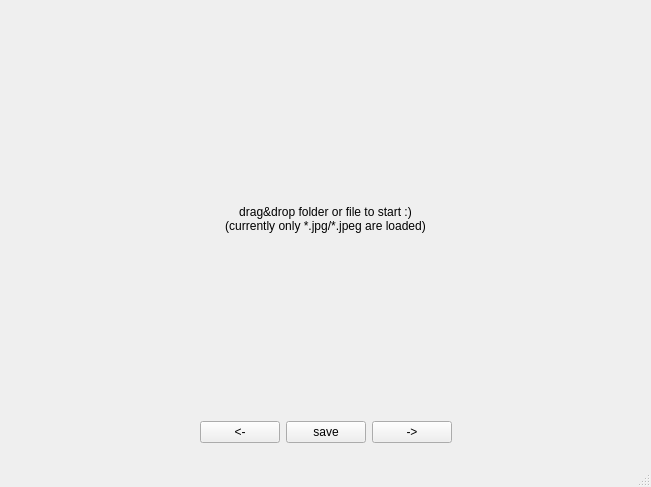
The window that CullendulaMainWindow.ui (marcelpetrick/Cullendula) describes before a commit, drawn with Qt 5.
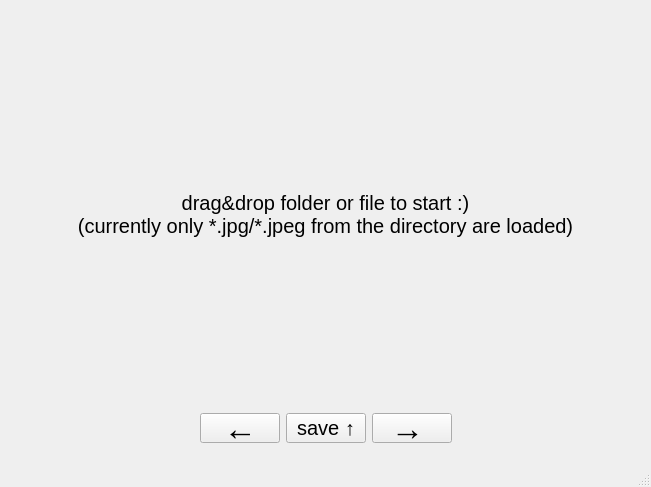
The same window after the commit.

Commit message: increased the size of the bottom-buttons; added unicode-symbols; fixed the text

Diff of the .ui file:
```diff
--- a/CullendulaMainWindow.ui
+++ b/CullendulaMainWindow.ui
@@ -50,6 +50,11 @@
            <verstretch>0</verstretch>
           </sizepolicy>
          </property>
+         <property name="font">
+          <font>
+           <pointsize>15</pointsize>
+          </font>
+         </property>
          <property name="acceptDrops">
           <bool>true</bool>
          </property>
@@ -58,7 +63,7 @@
          </property>
          <property name="text">
           <string>drag&amp;drop folder or file to start :)
-(currently only *.jpg/*.jpeg are loaded)</string>
+(currently only *.jpg/*.jpeg from the directory are loaded)</string>
          </property>
          <property name="scaledContents">
           <bool>false</bool>
@@ -88,8 +93,28 @@
          </item>
          <item>
           <widget class="QPushButton" name="leftPB">
+           <property name="minimumSize">
+            <size>
+             <width>0</width>
+             <height>0</height>
+            </size>
+           </property>
+           <property name="maximumSize">
+            <size>
+             <width>16777215</width>
+             <height>30</height>
+            </size>
+           </property>
+           <property name="font">
+            <font>
+             <pointsize>25</pointsize>
+             <weight>75</weight>
+             <bold>true</bold>
+             <kerning>true</kerning>
+            </font>
+           </property>
            <property name="text">
-            <string>&lt;-</string>
+            <string>←</string>
            </property>
            <property name="shortcut">
             <string>Left</string>
@@ -98,8 +123,19 @@
          </item>
          <item>
           <widget class="QPushButton" name="savePB">
+           <property name="maximumSize">
+            <size>
+             <width>16777215</width>
+             <height>30</height>
+            </size>
+           </property>
+           <property name="font">
+            <font>
+             <pointsize>15</pointsize>
+            </font>
+           </property>
            <property name="text">
-            <string>save</string>
+            <string>save ↑</string>
            </property>
            <property name="shortcut">
             <string>Up</string>
@@ -108,11 +144,24 @@
          </item>
          <item>
           <widget class="QPushButton" name="rightPB">
+           <property name="maximumSize">
+            <size>
+             <width>16777215</width>
+             <height>30</height>
+            </size>
+           </property>
+           <property name="font">
+            <font>
+             <pointsize>25</pointsize>
+             <weight>75</weight>
+             <bold>true</bold>
+            </font>
+           </property>
            <property name="acceptDrops">
             <bool>false</bool>
            </property>
            <property name="text">
-            <string>-&gt;</string>
+            <string>→ </string>
            </property>
            <property name="shortcut">
             <string>Right</string>
```
Left out of the diff: 8 changed lines with no effect on the pictures.
